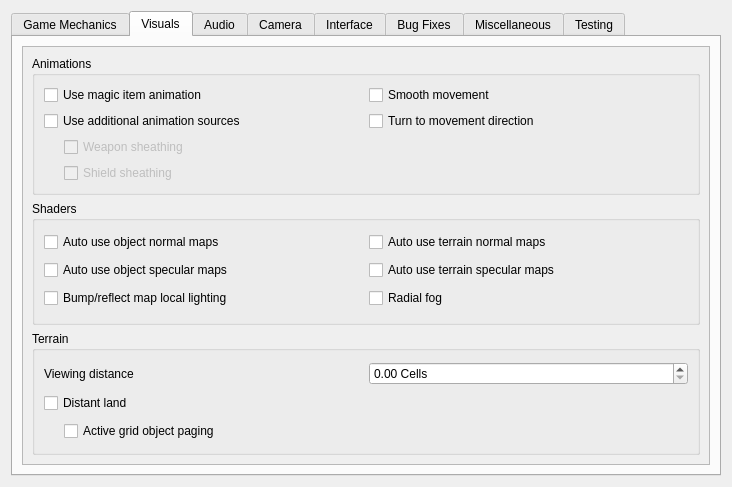
Qt form files/ui/advancedpage.ui (sunhawken/openmw) before a commit.
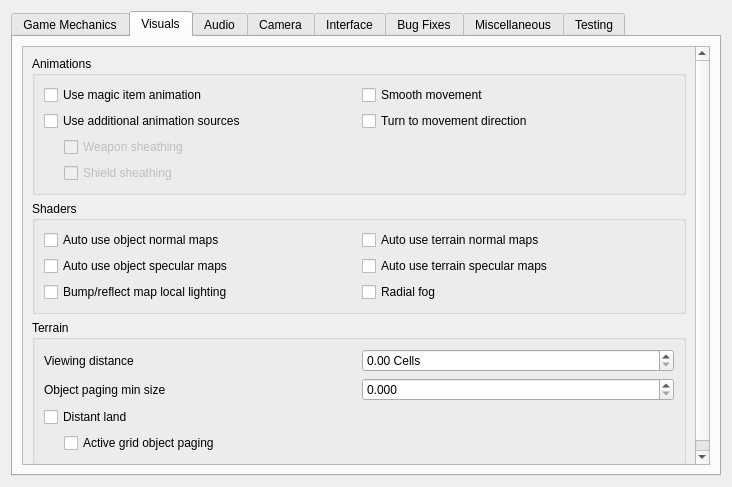
The same form after that commit. The open tabs and pages were chosen to show the change.

Commit message:
Adding Object Paging Min Size combo box to Advanced -> Visuals
Requested in Discord by CMAugust and hammered out with a few other users.

The edit to the form file:
```diff
--- a/files/ui/advancedpage.ui
+++ b/files/ui/advancedpage.ui
@@ -478,6 +478,36 @@
                </layout>
               </item>
               <item row="1" column="0">
+               <layout class="QHBoxLayout" name="objectPagingMinSizeLayout">
+                <item>
+                 <widget class="QLabel" name="objectPagingMinSizeLabel">
+                  <property name="toolTip">
+                   <string>&lt;html&gt;&lt;head/&gt;&lt;body&gt;&lt;p&gt;Controls how large an object must be to be visible in the scene. The object’s size is divided by its distance to the camera and the result of the division is compared with this value. The smaller this value is, the more objects you will see in the scene.&lt;/p&gt;&lt;/body&gt;&lt;/html&gt;</string>
+                  </property>
+                  <property name="text">
+                   <string>Object paging min size</string>
+                  </property>
+                 </widget>
+                </item>
+                <item>
+                 <widget class="QDoubleSpinBox" name="objectPagingMinSizeComboBox">
+                  <property name="decimals">
+                   <number>3</number>
+                  </property>
+                  <property name="minimum">
+                   <double>0.000000000000000</double>
+                  </property>
+                  <property name="maximum">
+                   <double>0.250000000000000</double>
+                  </property>
+                  <property name="singleStep">
+                   <double>0.005000000000000</double>
+                  </property>
+                 </widget>
+                </item>
+               </layout>
+              </item>
+              <item row="2" column="0">
                <widget class="QCheckBox" name="distantLandCheckBox">
                 <property name="toolTip">
                  <string>&lt;html&gt;&lt;head/&gt;&lt;body&gt;&lt;p&gt;If true, use paging and LOD algorithms to display the entire terrain. If false, only display terrain of the loaded cells.&lt;/p&gt;&lt;/body&gt;&lt;/html&gt;</string>
@@ -487,7 +517,7 @@
                 </property>
                </widget>
               </item>
-              <item row="2" column="0">
+              <item row="3" column="0">
                <layout class="QVBoxLayout" name="distantLandLayout">
                 <property name="leftMargin">
                  <number>20</number>
```
The commit also changes 1 other file.
